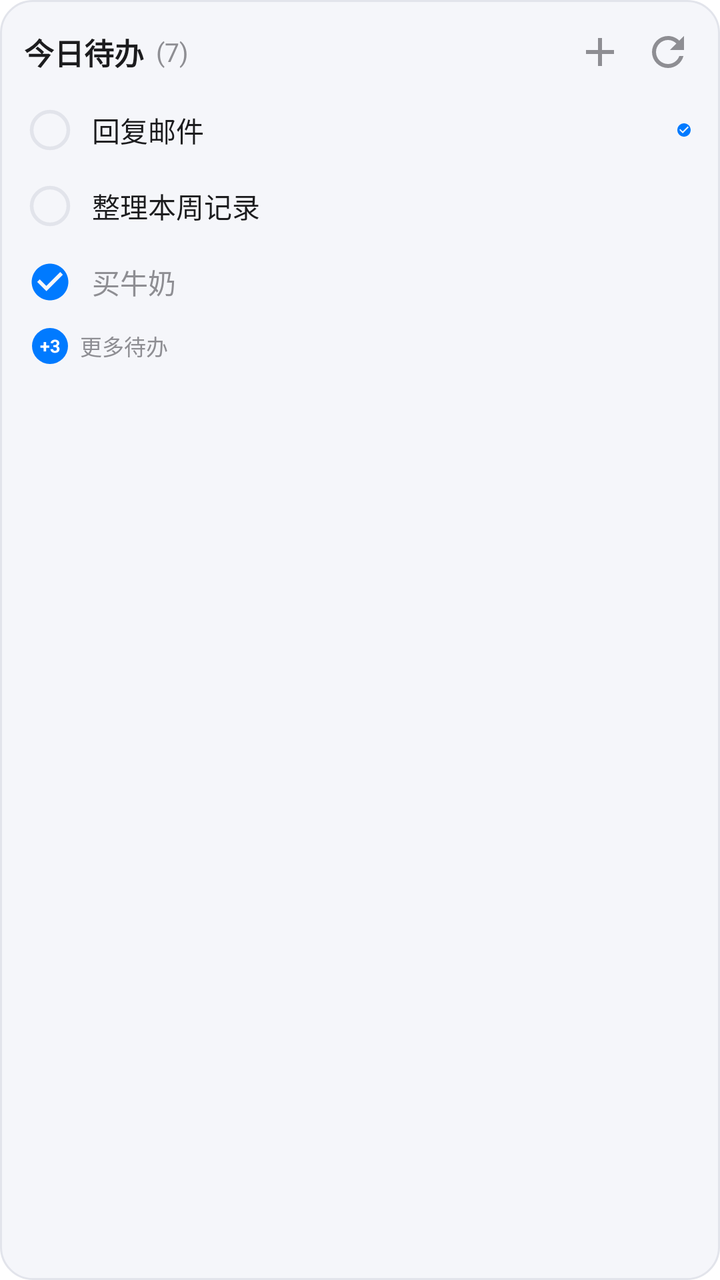
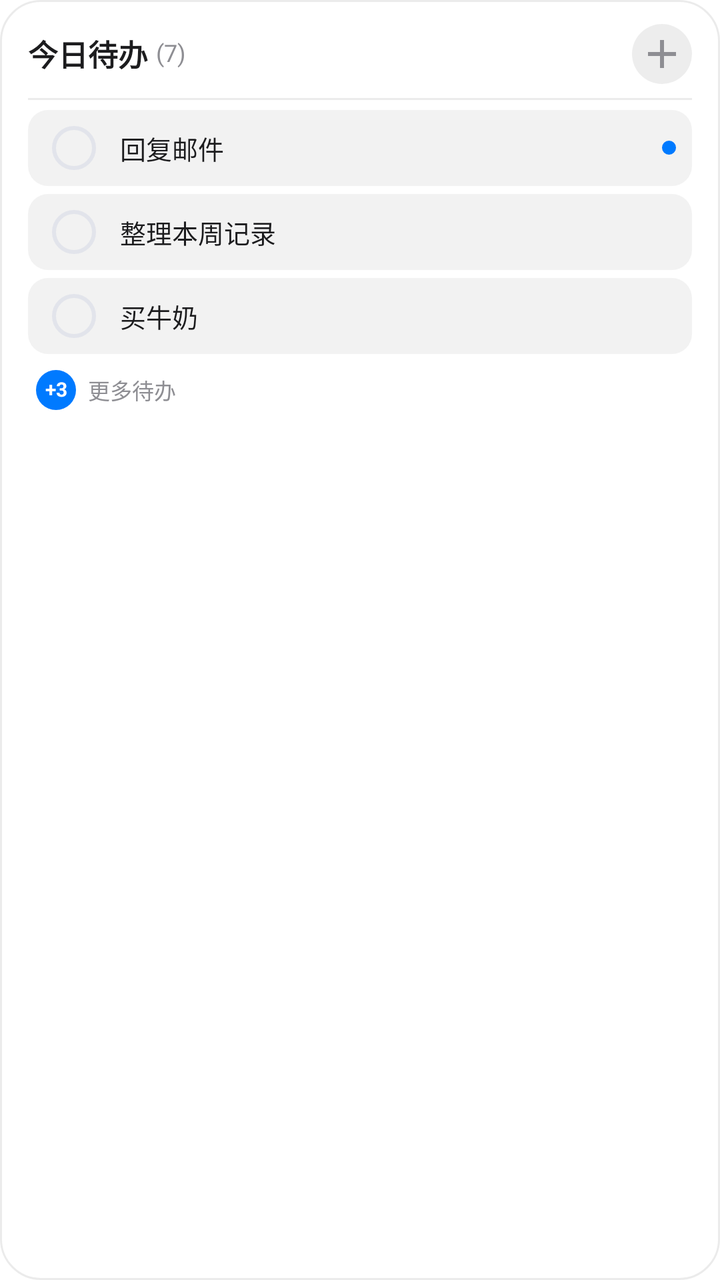

Compare the two renders of this Android layout. The source of the first and the diff that turns it into the second are given below.
<!-- AndroidManifest.xml: fallback theme Theme.MaterialComponents.DayNight.NoActionBar -->
<!-- res/layout/widget_todo_preview.xml -->
<?xml version="1.0" encoding="utf-8"?>
<LinearLayout xmlns:android="http://schemas.android.com/apk/res/android"
    android:layout_width="match_parent"
    android:layout_height="match_parent"
    android:background="@drawable/bg_widget"
    android:orientation="vertical"
    android:padding="12dp">

    <RelativeLayout
        android:layout_width="match_parent"
        android:layout_height="wrap_content"
        android:layout_marginBottom="8dp">

        <TextView
            android:id="@+id/preview_todo_title"
            android:layout_width="wrap_content"
            android:layout_height="wrap_content"
            android:layout_alignParentLeft="true"
            android:layout_centerVertical="true"
            android:text="今日待办"
            android:textColor="@color/widget_text_primary"
            android:textSize="15sp"
            android:textStyle="bold" />

        <TextView
            android:layout_width="wrap_content"
            android:layout_height="wrap_content"
            android:layout_centerVertical="true"
            android:layout_marginLeft="6dp"
            android:layout_toRightOf="@id/preview_todo_title"
            android:text="(7)"
            android:textColor="@color/widget_text_secondary"
            android:textSize="13sp" />

        <ImageButton
            android:id="@+id/preview_todo_refresh"
            android:layout_width="28dp"
            android:layout_height="28dp"
            android:layout_alignParentRight="true"
            android:layout_centerVertical="true"
            android:background="?android:attr/selectableItemBackgroundBorderless"
            android:contentDescription="刷新待办"
            android:scaleType="centerInside"
            android:src="@drawable/ic_refresh" />

        <ImageButton
            android:layout_width="28dp"
            android:layout_height="28dp"
            android:layout_centerVertical="true"
            android:layout_marginRight="6dp"
            android:layout_toLeftOf="@id/preview_todo_refresh"
            android:background="?android:attr/selectableItemBackgroundBorderless"
            android:contentDescription="快速添加待办"
            android:scaleType="centerInside"
            android:src="@drawable/ic_add" />
    </RelativeLayout>

    <LinearLayout
        android:layout_width="match_parent"
        android:layout_height="wrap_content"
        android:layout_marginBottom="4dp"
        android:gravity="center_vertical"
        android:orientation="horizontal"
        android:paddingHorizontal="2dp"
        android:paddingVertical="6dp">

        <ImageView
            android:layout_width="22dp"
            android:layout_height="22dp"
            android:contentDescription="标记完成"
            android:src="@drawable/ic_checkbox_unchecked" />

        <TextView
            android:layout_width="0dp"
            android:layout_height="wrap_content"
            android:layout_marginStart="10dp"
            android:layout_weight="1"
            android:ellipsize="end"
            android:maxLines="1"
            android:text="回复邮件"
            android:textColor="@color/widget_text_primary"
            android:textSize="14sp" />

        <ImageView
            android:layout_width="8dp"
            android:layout_height="8dp"
            android:layout_marginLeft="6dp"
            android:src="@drawable/ic_checkbox_checked" />
    </LinearLayout>

    <LinearLayout
        android:layout_width="match_parent"
        android:layout_height="wrap_content"
        android:layout_marginBottom="4dp"
        android:gravity="center_vertical"
        android:orientation="horizontal"
        android:paddingHorizontal="2dp"
        android:paddingVertical="6dp">

        <ImageView
            android:layout_width="22dp"
            android:layout_height="22dp"
            android:contentDescription="标记完成"
            android:src="@drawable/ic_checkbox_unchecked" />

        <TextView
            android:layout_width="0dp"
            android:layout_height="wrap_content"
            android:layout_marginStart="10dp"
            android:layout_weight="1"
            android:ellipsize="end"
            android:maxLines="1"
            android:text="整理本周记录"
            android:textColor="@color/widget_text_primary"
            android:textSize="14sp" />
    </LinearLayout>

    <LinearLayout
        android:layout_width="match_parent"
        android:layout_height="wrap_content"
        android:gravity="center_vertical"
        android:orientation="horizontal"
        android:paddingHorizontal="2dp"
        android:paddingVertical="6dp">

        <ImageView
            android:layout_width="22dp"
            android:layout_height="22dp"
            android:contentDescription="标记完成"
            android:src="@drawable/ic_checkbox_checked" />

        <TextView
            android:layout_width="0dp"
            android:layout_height="wrap_content"
            android:layout_marginStart="10dp"
            android:layout_weight="1"
            android:ellipsize="end"
            android:maxLines="1"
            android:text="买牛奶"
            android:textColor="@color/widget_text_secondary"
            android:textSize="14sp" />
    </LinearLayout>

    <LinearLayout
        android:layout_width="wrap_content"
        android:layout_height="wrap_content"
        android:layout_marginStart="4dp"
        android:layout_marginTop="6dp"
        android:gravity="center_vertical"
        android:orientation="horizontal">

        <TextView
            android:layout_width="18dp"
            android:layout_height="18dp"
            android:background="@drawable/bg_widget_badge"
            android:gravity="center"
            android:text="+3"
            android:textColor="#FFFFFF"
            android:textSize="9sp"
            android:textStyle="bold" />

        <TextView
            android:layout_width="wrap_content"
            android:layout_height="wrap_content"
            android:layout_marginStart="6dp"
            android:text="更多待办"
            android:textColor="@color/widget_text_secondary"
            android:textSize="11sp" />
    </LinearLayout>
</LinearLayout>
<!-- resources referenced by this layout -->
<resources>
  <color name="widget_text_primary">#1C1C1E</color>
  <color name="widget_text_secondary">#8E8E93</color>
  <!-- drawable bg_widget (drawable) -->
  <?xml version="1.0" encoding="utf-8"?>
  <shape xmlns:android="http://schemas.android.com/apk/res/android">
      <solid android:color="@color/widget_background" />
      <corners android:radius="16dp" />
      <stroke android:width="1dp" android:color="@color/widget_border" />
  </shape>
  <!-- drawable bg_widget_badge (drawable) -->
  <?xml version="1.0" encoding="utf-8"?>
  <shape xmlns:android="http://schemas.android.com/apk/res/android">
      <solid android:color="@color/widget_accent" />
      <corners android:radius="10dp" />
  </shape>
  <!-- drawable ic_add (drawable) -->
  <vector xmlns:android="http://schemas.android.com/apk/res/android"
      android:width="24dp"
      android:height="24dp"
      android:viewportWidth="24"
      android:viewportHeight="24">
      <path
          android:fillColor="@color/widget_text_secondary"
          android:pathData="M19,13h-6v6h-2v-6H5v-2h6V5h2v6h6v2z" />
  </vector>
  <!-- drawable ic_checkbox_checked (drawable) -->
  <vector xmlns:android="http://schemas.android.com/apk/res/android"
      android:width="24dp"
      android:height="24dp"
      android:viewportWidth="24"
      android:viewportHeight="24">
      <path
          android:fillColor="@color/widget_accent"
          android:pathData="M12,2C6.48,2 2,6.48 2,12s4.48,10 10,10 10,-4.48 10,-10S17.52,2 12,2zM10,17l-5,-5 1.41,-1.41L10,14.17l7.59,-7.59L19,8l-9,9z" />
  </vector>
  <!-- drawable ic_checkbox_unchecked (drawable) -->
  <vector xmlns:android="http://schemas.android.com/apk/res/android"
      android:width="24dp"
      android:height="24dp"
      android:viewportWidth="24"
      android:viewportHeight="24">
      <path
          android:strokeColor="@color/widget_border"
          android:strokeWidth="2"
          android:fillColor="#00000000"
          android:pathData="M12,12m-10,0a10,10 0,1 1,20 0a10,10 0,1 1,-20 0" />
  </vector>
  <!-- drawable ic_refresh (drawable) -->
  <vector xmlns:android="http://schemas.android.com/apk/res/android"
      android:width="24dp"
      android:height="24dp"
      android:viewportWidth="24"
      android:viewportHeight="24">
      <path
          android:fillColor="@color/widget_text_secondary"
          android:pathData="M17.65,6.35C16.2,4.9 14.21,4 12,4A8,8 0 0,0 4,12A8,8 0 0,0 12,20C15.73,20 18.84,17.45 19.73,14H17.65C16.83,16.33 14.61,18 12,18A6,6 0 0,1 6,12A6,6 0 0,1 12,6C13.66,6 15.14,6.69 16.22,7.78L13,11H20V4L17.65,6.35Z"/>
  </vector>
  <color name="widget_background">#F5F6FA</color>
  <color name="widget_border">#E2E4EB</color>
  <color name="widget_accent">#007AFF</color>
</resources>

<!-- the commit's change to res/layout/widget_todo_preview.xml (unified diff, before → after) -->
@@ -2,14 +2,16 @@
 <LinearLayout xmlns:android="http://schemas.android.com/apk/res/android"
     android:layout_width="match_parent"
     android:layout_height="match_parent"
-    android:background="@drawable/bg_widget"
+    android:background="@drawable/bg_widget_todo"
     android:orientation="vertical"
-    android:padding="12dp">
+    android:paddingLeft="14dp"
+    android:paddingTop="12dp"
+    android:paddingRight="14dp"
+    android:paddingBottom="12dp">
 
     <RelativeLayout
         android:layout_width="match_parent"
-        android:layout_height="wrap_content"
-        android:layout_marginBottom="8dp">
+        android:layout_height="wrap_content">
 
         <TextView
             android:id="@+id/preview_todo_title"
@@ -17,6 +19,7 @@
             android:layout_height="wrap_content"
             android:layout_alignParentLeft="true"
             android:layout_centerVertical="true"
+            android:includeFontPadding="false"
             android:text="今日待办"
             android:textColor="@color/widget_text_primary"
             android:textSize="15sp"
@@ -26,143 +29,157 @@
             android:layout_width="wrap_content"
             android:layout_height="wrap_content"
             android:layout_centerVertical="true"
-            android:layout_marginLeft="6dp"
+            android:layout_marginLeft="4dp"
             android:layout_toRightOf="@id/preview_todo_title"
+            android:includeFontPadding="false"
             android:text="(7)"
             android:textColor="@color/widget_text_secondary"
-            android:textSize="13sp" />
+            android:textSize="12sp" />
 
         <ImageButton
-            android:id="@+id/preview_todo_refresh"
-            android:layout_width="28dp"
-            android:layout_height="28dp"
+            android:layout_width="30dp"
+            android:layout_height="30dp"
             android:layout_alignParentRight="true"
             android:layout_centerVertical="true"
-            android:background="?android:attr/selectableItemBackgroundBorderless"
-            android:contentDescription="刷新待办"
-            android:scaleType="centerInside"
-            android:src="@drawable/ic_refresh" />
-
-        <ImageButton
-            android:layout_width="28dp"
-            android:layout_height="28dp"
-            android:layout_centerVertical="true"
-            android:layout_marginRight="6dp"
-            android:layout_toLeftOf="@id/preview_todo_refresh"
-            android:background="?android:attr/selectableItemBackgroundBorderless"
+            android:background="@drawable/bg_widget_icon_btn"
             android:contentDescription="快速添加待办"
             android:scaleType="centerInside"
             android:src="@drawable/ic_add" />
     </RelativeLayout>
 
+    <View
+        android:layout_width="match_parent"
+        android:layout_height="1dp"
+        android:layout_marginTop="7dp"
+        android:layout_marginBottom="5dp"
+        android:background="@color/widget_todo_hairline" />
+
     <LinearLayout
         android:layout_width="match_parent"
         android:layout_height="wrap_content"
         android:layout_marginBottom="4dp"
+        android:background="@drawable/bg_widget_todo_item"
         android:gravity="center_vertical"
         android:orientation="horizontal"
-        android:paddingHorizontal="2dp"
-        android:paddingVertical="6dp">
+        android:paddingLeft="8dp"
+        android:paddingTop="4dp"
+        android:paddingRight="8dp"
+        android:paddingBottom="4dp">
 
         <ImageView
-            android:layout_width="22dp"
-            android:layout_height="22dp"
+            android:layout_width="30dp"
+            android:layout_height="30dp"
             android:contentDescription="标记完成"
+            android:scaleType="centerInside"
             android:src="@drawable/ic_checkbox_unchecked" />
 
         <TextView
             android:layout_width="0dp"
             android:layout_height="wrap_content"
-            android:layout_marginStart="10dp"
+            android:layout_marginStart="8dp"
             android:layout_weight="1"
             android:ellipsize="end"
+            android:includeFontPadding="false"
             android:maxLines="1"
             android:text="回复邮件"
             android:textColor="@color/widget_text_primary"
-            android:textSize="14sp" />
+            android:textSize="13sp" />
 
         <ImageView
-            android:layout_width="8dp"
-            android:layout_height="8dp"
+            android:layout_width="7dp"
+            android:layout_height="7dp"
             android:layout_marginLeft="6dp"
-            android:src="@drawable/ic_checkbox_checked" />
+            android:background="@drawable/bg_widget_priority_dot" />
     </LinearLayout>
 
     <LinearLayout
         android:layout_width="match_parent"
         android:layout_height="wrap_content"
         android:layout_marginBottom="4dp"
+        android:background="@drawable/bg_widget_todo_item"
         android:gravity="center_vertical"
         android:orientation="horizontal"
-        android:paddingHorizontal="2dp"
-        android:paddingVertical="6dp">
+        android:paddingLeft="8dp"
+        android:paddingTop="4dp"
+        android:paddingRight="8dp"
+        android:paddingBottom="4dp">
 
         <ImageView
-            android:layout_width="22dp"
-            android:layout_height="22dp"
+            android:layout_width="30dp"
+            android:layout_height="30dp"
             android:contentDescription="标记完成"
+            android:scaleType="centerInside"
             android:src="@drawable/ic_checkbox_unchecked" />
 
         <TextView
             android:layout_width="0dp"
             android:layout_height="wrap_content"
-            android:layout_marginStart="10dp"
+            android:layout_marginStart="8dp"
             android:layout_weight="1"
             android:ellipsize="end"
+            android:includeFontPadding="false"
             android:maxLines="1"
             android:text="整理本周记录"
             android:textColor="@color/widget_text_primary"
-            android:textSize="14sp" />
+            android:textSize="13sp" />
     </LinearLayout>
 
     <LinearLayout
         android:layout_width="match_parent"
         android:layout_height="wrap_content"
+        android:layout_marginBottom="4dp"
+        android:background="@drawable/bg_widget_todo_item"
         android:gravity="center_vertical"
         android:orientation="horizontal"
-        android:paddingHorizontal="2dp"
-        android:paddingVertical="6dp">
+        android:paddingLeft="8dp"
+        android:paddingTop="4dp"
+        android:paddingRight="8dp"
+        android:paddingBottom="4dp">
 
         <ImageView
-            android:layout_width="22dp"
-            android:layout_height="22dp"
+            android:layout_width="30dp"
+            android:layout_height="30dp"
             android:contentDescription="标记完成"
-            android:src="@drawable/ic_checkbox_checked" />
+            android:scaleType="centerInside"
+            android:src="@drawable/ic_checkbox_unchecked" />
 
         <TextView
             android:layout_width="0dp"
             android:layout_height="wrap_content"
-            android:layout_marginStart="10dp"
+            android:layout_marginStart="8dp"
             android:layout_weight="1"
             android:ellipsize="end"
+            android:includeFontPadding="false"
             android:maxLines="1"
             android:text="买牛奶"
-            android:textColor="@color/widget_text_secondary"
-            android:textSize="14sp" />
+            android:textColor="@color/widget_text_primary"
+            android:textSize="13sp" />
     </LinearLayout>
 
     <LinearLayout
         android:layout_width="wrap_content"
         android:layout_height="wrap_content"
         android:layout_marginStart="4dp"
-        android:layout_marginTop="6dp"
+        android:layout_marginTop="4dp"
         android:gravity="center_vertical"
         android:orientation="horizontal">
 
         <TextView
-            android:layout_width="18dp"
-            android:layout_height="18dp"
+            android:layout_width="20dp"
+            android:layout_height="20dp"
             android:background="@drawable/bg_widget_badge"
             android:gravity="center"
+            android:includeFontPadding="false"
             android:text="+3"
-            android:textColor="#FFFFFF"
-            android:textSize="9sp"
+            android:textColor="@color/widget_badge_text"
+            android:textSize="10sp"
             android:textStyle="bold" />
 
         <TextView
             android:layout_width="wrap_content"
             android:layout_height="wrap_content"
             android:layout_marginStart="6dp"
+            android:includeFontPadding="false"
             android:text="更多待办"
             android:textColor="@color/widget_text_secondary"
             android:textSize="11sp" />
<!-- resource entries referenced after the edit -->
@@ -1,18 +1,40 @@
 <!-- resources referenced by this layout -->
 <resources>
+  <color name="widget_badge_text">#FFFFFFFF</color>
   <color name="widget_text_primary">#1C1C1E</color>
   <color name="widget_text_secondary">#8E8E93</color>
-  <!-- drawable bg_widget (drawable) -->
-  <?xml version="1.0" encoding="utf-8"?>
-  <shape xmlns:android="http://schemas.android.com/apk/res/android">
-      <solid android:color="@color/widget_background" />
-      <corners android:radius="16dp" />
-      <stroke android:width="1dp" android:color="@color/widget_border" />
-  </shape>
+  <color name="widget_todo_hairline">#14000000</color>
   <!-- drawable bg_widget_badge (drawable) -->
   <?xml version="1.0" encoding="utf-8"?>
   <shape xmlns:android="http://schemas.android.com/apk/res/android">
       <solid android:color="@color/widget_accent" />
+      <corners android:radius="10dp" />
+  </shape>
+  <!-- drawable bg_widget_icon_btn (drawable) -->
+  <?xml version="1.0" encoding="utf-8"?>
+  <shape xmlns:android="http://schemas.android.com/apk/res/android"
+      android:shape="oval">
+      <solid android:color="@color/widget_todo_icon_bg" />
+  </shape>
+  <!-- drawable bg_widget_priority_dot (drawable) -->
+  <?xml version="1.0" encoding="utf-8"?>
+  <shape xmlns:android="http://schemas.android.com/apk/res/android"
+      android:shape="oval">
+      <solid android:color="@color/widget_priority" />
+  </shape>
+  <!-- drawable bg_widget_todo (drawable) -->
+  <?xml version="1.0" encoding="utf-8"?>
+  <shape xmlns:android="http://schemas.android.com/apk/res/android"
+      android:shape="rectangle">
+      <solid android:color="@color/widget_todo_surface" />
+      <corners android:radius="20dp" />
+      <stroke android:width="1dp" android:color="@color/widget_todo_hairline" />
+  </shape>
+  <!-- drawable bg_widget_todo_item (drawable) -->
+  <?xml version="1.0" encoding="utf-8"?>
+  <shape xmlns:android="http://schemas.android.com/apk/res/android"
+      android:shape="rectangle">
+      <solid android:color="@color/widget_todo_item_bg" />
       <corners android:radius="10dp" />
   </shape>
   <!-- drawable ic_add (drawable) -->
@@ -24,16 +46,6 @@
       <path
           android:fillColor="@color/widget_text_secondary"
           android:pathData="M19,13h-6v6h-2v-6H5v-2h6V5h2v6h6v2z" />
-  </vector>
-  <!-- drawable ic_checkbox_checked (drawable) -->
-  <vector xmlns:android="http://schemas.android.com/apk/res/android"
-      android:width="24dp"
-      android:height="24dp"
-      android:viewportWidth="24"
-      android:viewportHeight="24">
-      <path
-          android:fillColor="@color/widget_accent"
-          android:pathData="M12,2C6.48,2 2,6.48 2,12s4.48,10 10,10 10,-4.48 10,-10S17.52,2 12,2zM10,17l-5,-5 1.41,-1.41L10,14.17l7.59,-7.59L19,8l-9,9z" />
   </vector>
   <!-- drawable ic_checkbox_unchecked (drawable) -->
   <vector xmlns:android="http://schemas.android.com/apk/res/android"
@@ -47,18 +59,11 @@
           android:fillColor="#00000000"
           android:pathData="M12,12m-10,0a10,10 0,1 1,20 0a10,10 0,1 1,-20 0" />
   </vector>
-  <!-- drawable ic_refresh (drawable) -->
-  <vector xmlns:android="http://schemas.android.com/apk/res/android"
-      android:width="24dp"
-      android:height="24dp"
-      android:viewportWidth="24"
-      android:viewportHeight="24">
-      <path
-          android:fillColor="@color/widget_text_secondary"
-          android:pathData="M17.65,6.35C16.2,4.9 14.21,4 12,4A8,8 0 0,0 4,12A8,8 0 0,0 12,20C15.73,20 18.84,17.45 19.73,14H17.65C16.83,16.33 14.61,18 12,18A6,6 0 0,1 6,12A6,6 0 0,1 12,6C13.66,6 15.14,6.69 16.22,7.78L13,11H20V4L17.65,6.35Z"/>
-  </vector>
-  <color name="widget_background">#F5F6FA</color>
+  <color name="widget_accent">#007AFF</color>
+  <color name="widget_todo_icon_bg">#12000000</color>
+  <color name="widget_priority">#007AFF</color>
+  <color name="widget_todo_surface">#CCFFFFFF</color>
+  <color name="widget_todo_item_bg">#0D000000</color>
   <color name="widget_border">#E2E4EB</color>
-  <color name="widget_accent">#007AFF</color>
 </resources>
 
